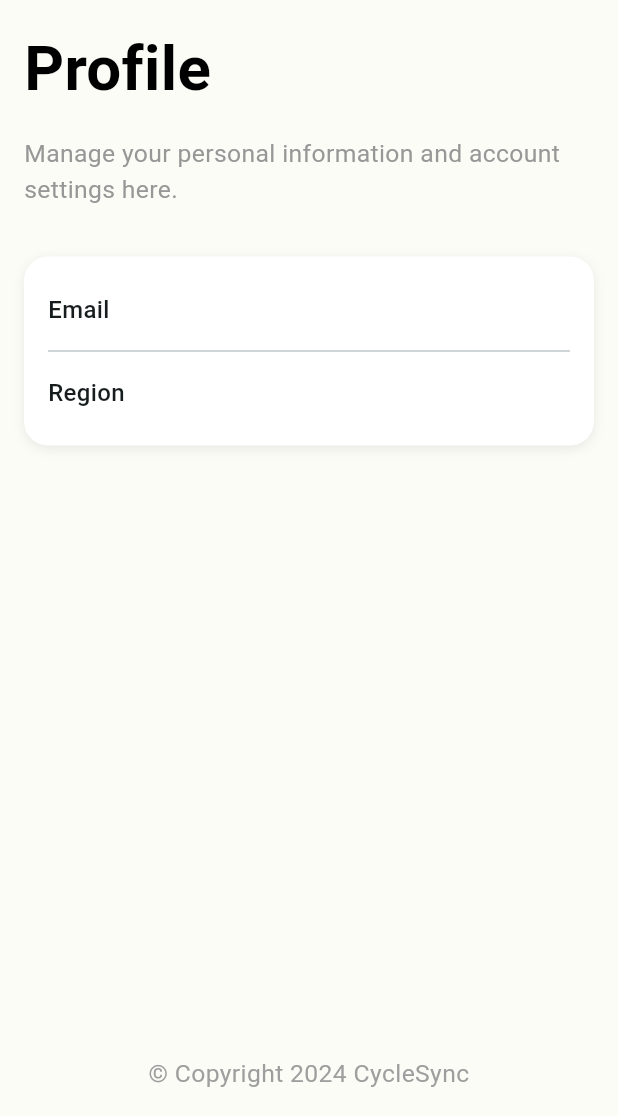
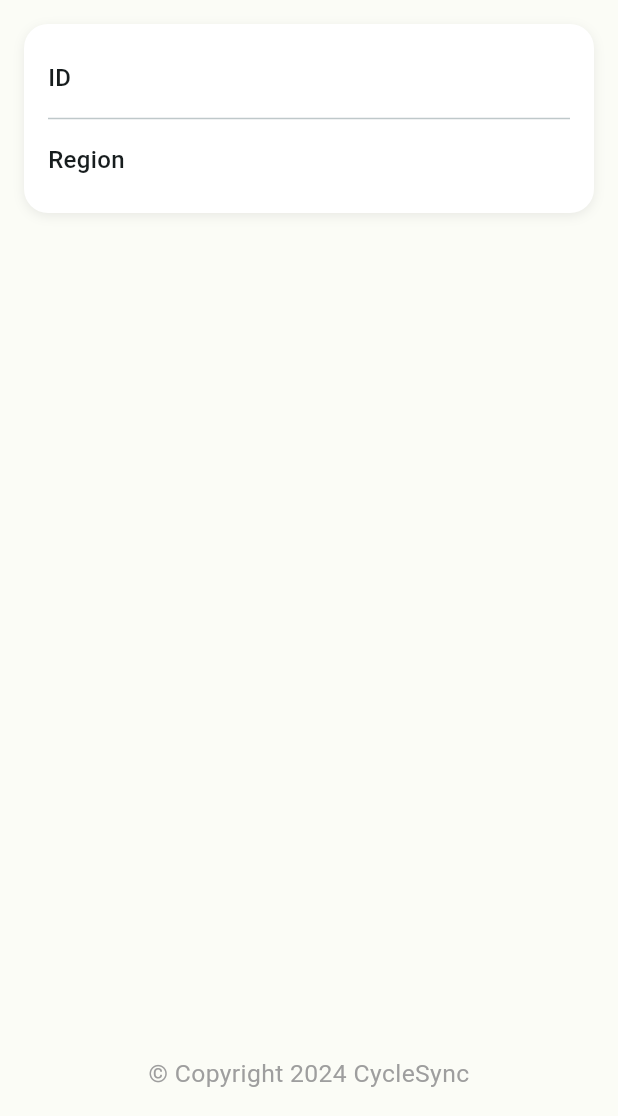
Before and after one commit to donghun-ha/Ddareungi, a Flutter app: the Profile screen opened directly, on a phone screen of 412 x 824 dp, the part 120-1236 px from its top. Run offline on Flutter 3.47's test engine with Material 3 defaults, Android fonts, the phone set to English and light mode, and no system bars; our stand-ins replace flutter_map, get, latlong2, responsive_framework; accounts and stored records are empty.

Commit message:
프로필 페이지 초안

```diff
--- a/flutter/ddareungi/ddareungi_web/lib/view/data_insights.dart
+++ b/flutter/ddareungi/ddareungi_web/lib/view/data_insights.dart
@@ -333,8 +333,7 @@ Widget firstScrollDrawer(BuildContext context) {
 
 // Footer
 Widget footer(BuildContext context) {
-  return Container(
-    child: Column(
+  return Column(
     children: [
       Text(
         "© Copyright 2024 CycleSync",
@@ -343,6 +342,5 @@ Widget footer(BuildContext context) {
         ),
       )
     ],
-    ),
   );
 }
--- a/flutter/ddareungi/ddareungi_web/lib/view/profile.dart
+++ b/flutter/ddareungi/ddareungi_web/lib/view/profile.dart
@@ -1,161 +1,23 @@
-import 'package:ddareungi_web/view/data_insights.dart';
-import 'package:ddareungi_web/view/rebalance_ai.dart';
-import 'package:ddareungi_web/vm/profile_handler.dart';
 import 'package:flutter/material.dart';
 import 'package:get/get.dart';
+import 'package:ddareungi_web/view/rebalance_ai.dart';
+import 'package:ddareungi_web/view/data_insights.dart';
+import 'package:ddareungi_web/view/login_screen.dart';
 import 'package:ddareungi_web/constants/color.dart';
+import 'package:ddareungi_web/vm/profile_handler.dart';
 
 class Profile extends StatelessWidget {
-  Profile({super.key});
-
-  final ProfileHandler controller = Get.put(ProfileHandler());
+  const Profile({super.key});
 
   @override
   Widget build(BuildContext context) {
+    final ProfileHandler controller = Get.find<ProfileHandler>();
+
     return Scaffold(
       endDrawer: Drawer(
         width: MediaQuery.of(context).size.width * 0.5,
         child: ListView(
           padding: EdgeInsets.zero,
-          children: [
-            drawerContents(context), // Drawer
-          ],
-        ),
-      ),
-      body: Stack(
-        children: [
-          Column(
-            children: [
-              // Header
-              header(context),
-              // Main Content
-              Expanded(
-                child: Obx(() {
-                  if (controller.isLoading.value) {
-                    return const Center(child: CircularProgressIndicator());
-                  }
-                  return SingleChildScrollView(
-                    padding: const EdgeInsets.all(16.0),
-                    child: Column(
-                      crossAxisAlignment: CrossAxisAlignment.start,
-                      children: [
-                        Text(
-                          "Profile",
-                          style: TextStyle(
-                            fontSize: MediaQuery.of(context).size.height * 0.05,
-                            fontWeight: FontWeight.bold,
-                            color: Colors.black,
-                          ),
-                        ),
-                        const SizedBox(height: 16),
-                        Text(
-                          "Manage your personal information and account settings here.",
-                          style: TextStyle(
-                            fontSize: MediaQuery.of(context).size.height * 0.02,
-                            color: rebalanceAiClr,
-                          ),
-                        ),
-                        const SizedBox(height: 32),
-                        profileDetails(context),
-                      ],
-                    ),
-                  );
-                }),
-              ),
-              // Footer
-              footer(context),
-            ],
-          ),
-        ],
-      ),
-      backgroundColor: backClr,
-    );
-  }
-
-  // Header Widget
-  Widget header(BuildContext context) {
-    return Container(
-      padding: const EdgeInsets.symmetric(vertical: 16, horizontal: 16),
-      color: Colors.white,
-      child: Row(
-        mainAxisAlignment: MainAxisAlignment.spaceBetween,
-        children: [
-          GestureDetector(
-            onTap: () {
-              Get.to(() => Profile());
-            },
-            child: Image.asset(
-              "images/logo.png",
-              width: MediaQuery.of(context).size.width * 0.2,
-              fit: BoxFit.contain,
-            ),
-          ),
-          Builder(
-            builder: (context) => IconButton(
-              icon: const Icon(Icons.menu, size: 32),
-              onPressed: () {
-                Scaffold.of(context).openEndDrawer();
-              },
-            ),
-          ),
-        ],
-      ),
-    );
-  }
-
-  // Profile Details Section
-  Widget profileDetails(BuildContext context) {
-    return Container(
-      padding: const EdgeInsets.all(16.0),
-      decoration: BoxDecoration(
-        color: Colors.white,
-        borderRadius: BorderRadius.circular(16),
-        boxShadow: [
-          BoxShadow(
-            color: Colors.grey.withOpacity(0.2),
-            blurRadius: 6,
-            offset: const Offset(0, 2),
-          ),
-        ],
-      ),
-      child: Column(
-        crossAxisAlignment: CrossAxisAlignment.start,
-        children: [
-          profileDetailRow("Email", controller.id.value),
-          const Divider(),
-          profileDetailRow("Region", controller.region.value),
-        ],
-      ),
-    );
-  }
-
-  // Profile Detail Row
-  Widget profileDetailRow(String label, String value) {
-    return Padding(
-      padding: const EdgeInsets.symmetric(vertical: 8.0),
-      child: Row(
-        mainAxisAlignment: MainAxisAlignment.spaceBetween,
-        children: [
-          Text(
-            label,
-            style: const TextStyle(fontSize: 16, fontWeight: FontWeight.w500),
-          ),
-          Text(
-            value,
-            style: TextStyle(
-              fontSize: 16,
-              color: Colors.grey[600],
-            ),
-          ),
-        ],
-      ),
-    );
-  }
-
-  // Drawer Widget (Reused)
-  Widget drawerContents(BuildContext context) {
-    return Column(
-      crossAxisAlignment: CrossAxisAlignment.stretch,
           children: [
             Row(
               mainAxisAlignment: MainAxisAlignment.end,
@@ -186,10 +48,8 @@ class Profile extends StatelessWidget {
             ListTile(
               title: TextButton(
                 onPressed: () {
-              Get.off(
-                () => const RebalanceAi(),
-                transition: Transition.noTransition,
-              );
+                  Get.off(() => const RebalanceAi(),
+                      transition: Transition.noTransition);
                 },
                 style: TextButton.styleFrom(
                   alignment: Alignment.centerLeft,
@@ -200,7 +60,7 @@ class Profile extends StatelessWidget {
                   style: TextStyle(
                     fontSize: MediaQuery.of(context).size.height * 0.06,
                     fontWeight: FontWeight.bold,
-                color: rebalanceDrawertxtClr,
+                    color: rebalanceDrawertxtClr, // 메인 화면과 동일한 색상
                   ),
                 ),
               ),
@@ -228,7 +88,8 @@ class Profile extends StatelessWidget {
             ListTile(
               title: TextButton(
                 onPressed: () {
-              Get.off(() => Profile(), transition: Transition.noTransition);
+                  Get.off(() => const Profile(),
+                      transition: Transition.noTransition);
                 },
                 style: TextButton.styleFrom(
                   alignment: Alignment.centerLeft,
@@ -247,7 +108,8 @@ class Profile extends StatelessWidget {
             ListTile(
               title: TextButton(
                 onPressed: () {
-              // 로그아웃 기능 추가
+                  Get.offAll(() => LoginScreen(),
+                      transition: Transition.noTransition);
                 },
                 style: TextButton.styleFrom(
                   alignment: Alignment.centerLeft,
@@ -264,10 +126,108 @@ class Profile extends StatelessWidget {
               ),
             ),
           ],
+        ),
+      ),
+      body: Stack(
+        children: [
+          Column(
+            children: [
+              header(context),
+              Expanded(
+                child: SingleChildScrollView(
+                  padding: const EdgeInsets.all(16.0),
+                  child: Obx(() => profileDetails(context, controller)),
+                ),
+              ),
+              footer(context),
+            ],
+          ),
+        ],
+      ),
+      backgroundColor: backClr,
     );
   }
 
-  // Footer Widget
+  // Header
+  Widget header(BuildContext context) {
+    return Container(
+      padding: const EdgeInsets.symmetric(vertical: 16, horizontal: 16),
+      color: Colors.white,
+      child: Row(
+        mainAxisAlignment: MainAxisAlignment.spaceBetween,
+        children: [
+          GestureDetector(
+            onTap: () {
+              Get.to(() => const Profile());
+            },
+            child: Image.asset(
+              "images/logo.png",
+              width: MediaQuery.of(context).size.width * 0.2,
+              fit: BoxFit.contain,
+            ),
+          ),
+          Builder(
+            builder: (context) => IconButton(
+              icon: const Icon(Icons.menu, size: 32),
+              onPressed: () {
+                Scaffold.of(context).openEndDrawer();
+              },
+            ),
+          ),
+        ],
+      ),
+    );
+  }
+
+  // Profile Details
+  Widget profileDetails(BuildContext context, ProfileHandler controller) {
+    return Container(
+      padding: const EdgeInsets.all(16.0),
+      decoration: BoxDecoration(
+        color: Colors.white,
+        borderRadius: BorderRadius.circular(16),
+        boxShadow: [
+          BoxShadow(
+            color: Colors.grey.withOpacity(0.2),
+            blurRadius: 6,
+            offset: const Offset(0, 2),
+          ),
+        ],
+      ),
+      child: Column(
+        crossAxisAlignment: CrossAxisAlignment.start,
+        children: [
+          profileDetailRow("ID", controller.id.value),
+          const Divider(),
+          profileDetailRow("Region", controller.region.value), // 지역 표시
+        ],
+      ),
+    );
+  }
+
+  Widget profileDetailRow(String label, String value) {
+    return Padding(
+      padding: const EdgeInsets.symmetric(vertical: 8.0),
+      child: Row(
+        mainAxisAlignment: MainAxisAlignment.spaceBetween,
+        children: [
+          Text(
+            label,
+            style: const TextStyle(fontSize: 16, fontWeight: FontWeight.w500),
+          ),
+          Text(
+            value,
+            style: TextStyle(
+              fontSize: 16,
+              color: Colors.grey[600],
+            ),
+          ),
+        ],
+      ),
+    );
+  }
+
+  // Footer
   Widget footer(BuildContext context) {
     return Container(
       padding: const EdgeInsets.all(16.0),
--- a/flutter/ddareungi/ddareungi_web/lib/view/rebalance_ai.dart
+++ b/flutter/ddareungi/ddareungi_web/lib/view/rebalance_ai.dart
@@ -374,8 +374,7 @@ Widget mapFuntion(
 
 // Footer
 Widget footer(BuildContext context) {
-  return Container(
-    child: Column(
+  return Column(
     children: [
       Text(
         "© Copyright 2024 CycleSync",
@@ -384,6 +383,5 @@ Widget footer(BuildContext context) {
         ),
       )
     ],
-    ),
   );
 }
--- a/flutter/ddareungi/ddareungi_web/lib/vm/profile_handler.dart
+++ b/flutter/ddareungi/ddareungi_web/lib/vm/profile_handler.dart
@@ -1,40 +1,18 @@
 import 'package:get/get.dart';
-import 'package:http/http.dart' as http;
-import 'dart:convert';
 
 class ProfileHandler extends GetxController {
-  var id = "".obs;
-  var region = "".obs;
-  var errorMessage = "".obs;
-  var isLoading = true.obs;
+  var id = ''.obs; // 사용자 ID
+  var region = ''.obs; // 사용자 지역 정보
 
-  final String apiUrl = "http://127.0.0.1:8000/profile"; // API URL
-
-  @override
-  void onInit() {
-    super.onInit();
-    fetchProfile();
+  // 사용자 데이터 설정
+  setUserData(String userId, String userRegion) {
+    id.value = userId;
+    region.value = userRegion;
   }
 
-  fetchProfile() async {
-    try {
-      isLoading(true);
-
-      // API 호출
-      final response = await http.get(Uri.parse(apiUrl));
-      if (response.statusCode == 200) {
-        final data = json.decode(response.body);
-
-        id.value = data["id"];
-        region.value = data["region"];
-      } else {
-        errorMessage.value =
-            json.decode(response.body)["detail"] ?? "Failed to load profile.";
-      }
-    } catch (e) {
-      errorMessage.value = "Server error: $e";
-    } finally {
-      isLoading(false);
-    }
+  // 데이터 초기화 (로그아웃 시)
+  clearUserData() {
+    id.value = '';
+    region.value = '';
   }
 }
```
Also changed, not shown: flutter/ddareungi/ddareungi_web/lib/vm/login_handler.dart (+9 -1 lines), 3 other files. Lines whose indentation alone changed are shown as unchanged.
